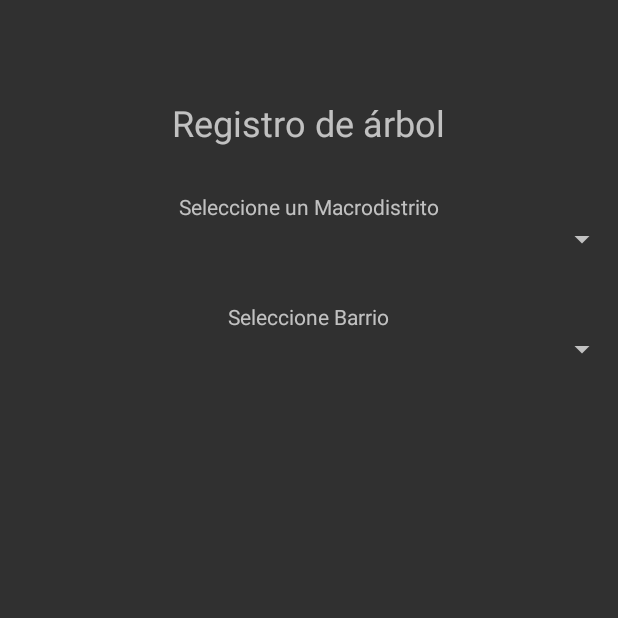
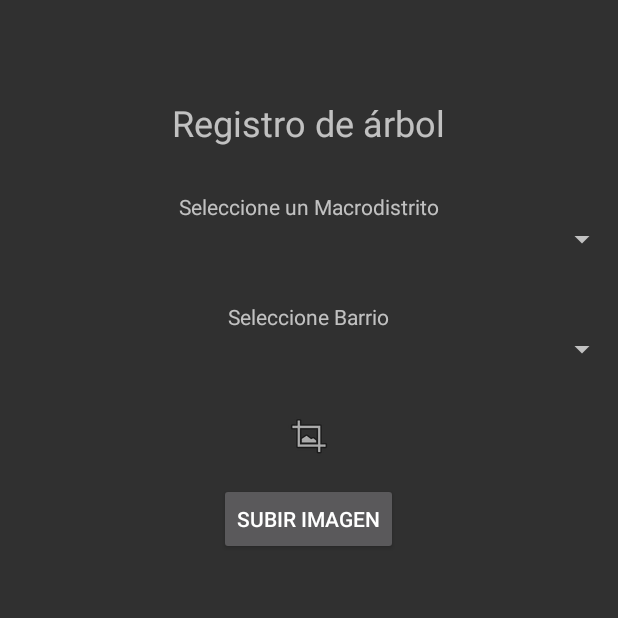
Before and after one commit to gracefurya/arbolito, an Android app: the AgregarArbol screen opened directly, with no data from a screen before it, on a phone screen of 412 x 824 dp, the top half of it. Run offline under Robolectric (Android 15) with nearby library versions, the phone set to English and light mode, and no system bars; pictures from the network do not load.

Commit message:
intento de cargar imagen 1

```diff
--- a/app/src/main/AndroidManifest.xml
+++ b/app/src/main/AndroidManifest.xml
@@ -5,6 +5,7 @@
     <uses-permission android:name="android.permission.ACCESS_WIFI_STATE" />
     <uses-permission android:name="android.permission.INTERNET" />
     <uses-permission android:name="android.permission.ACCESS_NETWORK_STATE" />
+    <uses-permission android:name="android.permission.READ_EXTERNAL_STORAGE"/>
 
     <application
         android:allowBackup="true"
--- a/app/src/main/java/com/example/arbolito/arbolitoAPI.java
+++ b/app/src/main/java/com/example/arbolito/arbolitoAPI.java
@@ -1,9 +1,16 @@
 package com.example.arbolito;
 
+import android.database.Observable;
+
+import okhttp3.MultipartBody;
+import okhttp3.RequestBody;
+import okhttp3.ResponseBody;
 import retrofit2.Call;
 import retrofit2.http.Body;
 import retrofit2.http.GET;
+import retrofit2.http.Multipart;
 import retrofit2.http.POST;
+import retrofit2.http.Part;
 import retrofit2.http.Path;
 
 public interface arbolitoAPI {
@@ -21,4 +28,10 @@ public interface arbolitoAPI {
 
     @GET("/api/v1/zonaverde/distrito/{iddistrito}")
     public Call<ResponseZonaVerde> obtenerZonasVerdesByIDDistrito(@Path("iddistrito") int iddistrito);
+
+    @Multipart
+    @POST("/api/v1/arbolito")
+    public Call<ResponseBody> updateProfile(
+                                           @Part MultipartBody.Part image);
+
 }
--- a/app/src/main/res/layout/activity_agregar_arbol.xml
+++ b/app/src/main/res/layout/activity_agregar_arbol.xml
@@ -47,4 +47,25 @@
         android:layout_height="wrap_content"
         android:layout_below="@id/textView11"
         />
+
+    <ImageView
+        android:id="@+id/imageView"
+        android:layout_width="wrap_content"
+        android:layout_height="wrap_content"
+        android:layout_below="@id/spinner2"
+        android:layout_marginTop="30dp"
+        android:maxHeight="150dp"
+        android:maxWidth="150dp"
+        android:layout_centerHorizontal="true"
+        app:srcCompat="@android:drawable/ic_menu_crop" />
+
+    <Button
+        android:id="@+id/button4"
+        android:layout_width="wrap_content"
+        android:layout_height="wrap_content"
+        android:layout_below="@id/imageView"
+        android:layout_centerHorizontal="true"
+        android:layout_marginTop="15dp"
+        android:onClick="agregarArbolitoImagen"
+        android:text="Subir imagen" />
 </RelativeLayout>
```
Also changed, not shown: app/src/main/java/com/example/arbolito/AgregarArbol.java (+63 -0 lines).
